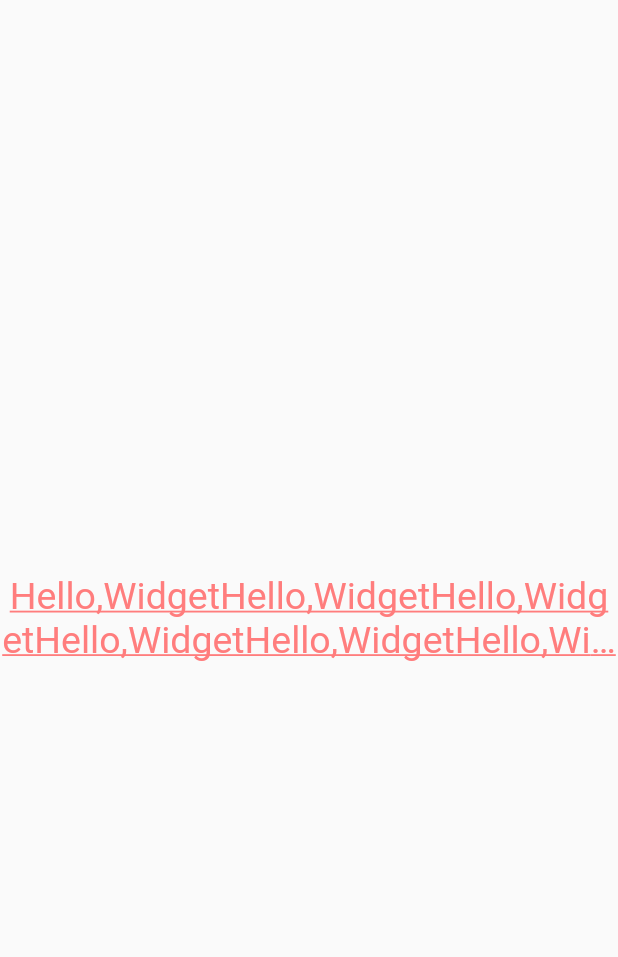
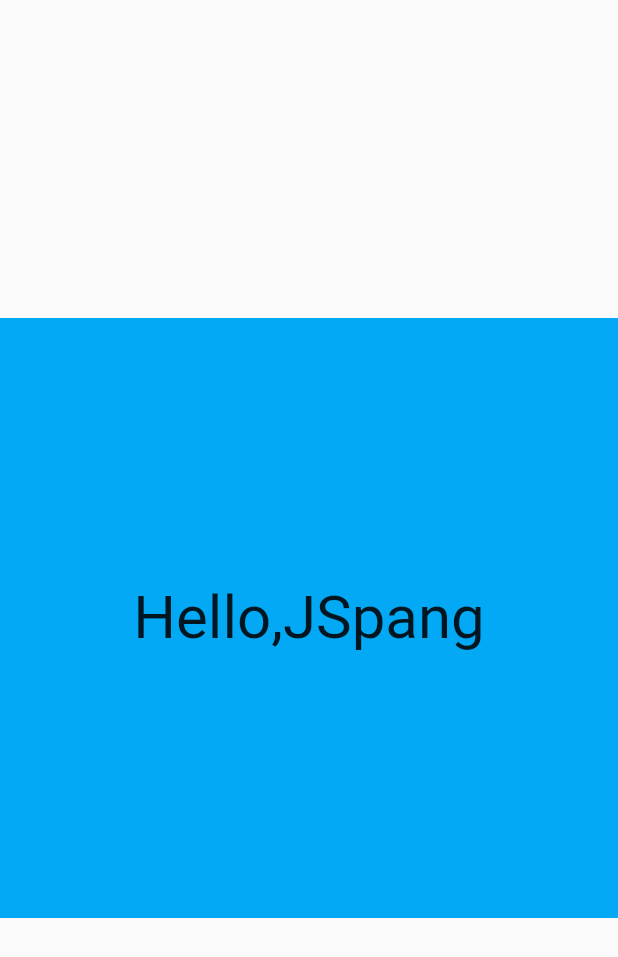
Before and after one commit to TonyInBeijing/flutter_study, a Flutter app: the screen it shows after launch, on a phone screen of 412 x 824 dp. Shown: the top 957 px of the screen. Run offline on Flutter 3.47's test engine with Material 2 defaults, Android fonts, the phone set to English and light mode, and no system bars.

Commit message:
container widget

```diff
--- a/flutter_app01/lib/main.dart
+++ b/flutter_app01/lib/main.dart
@@ -9,17 +9,14 @@ class MyApp extends StatelessWidget {
       title: 'Text Widget',
       home: Scaffold(
         body: Center(
-            child: Text(
-          'Hello,WidgetHello,WidgetHello,WidgetHello,WidgetHello,WidgetHello,WidgetHello,WidgetHello,WidgetHello,WidgetHello,WidgetHello,WidgetHello,WidgetHello,WidgetHello,WidgetHello,Widget',
-          textAlign: TextAlign.center,
-          maxLines: 2,
-          overflow: TextOverflow.ellipsis,
-          style: TextStyle(
-              fontSize: 25.0,
-              color: Color.fromARGB(255, 255, 125, 125),
-              decoration: TextDecoration.underline,
-              decorationStyle: TextDecorationStyle.solid),
-        )),
+          child: Container(
+            child: Text('Hello,JSpang', style: TextStyle(fontSize: 40)),
+            alignment: Alignment.center,
+            width: 500.0,
+            height: 400.0,
+            color: Colors.lightBlue,
+          ),
+        ),
       ),
     );
   }
```
